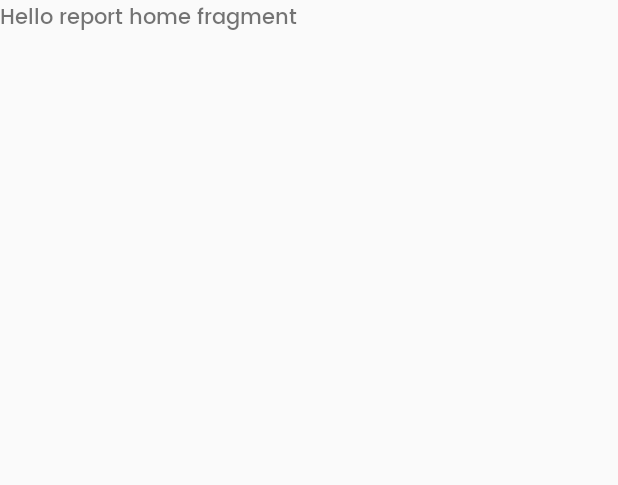
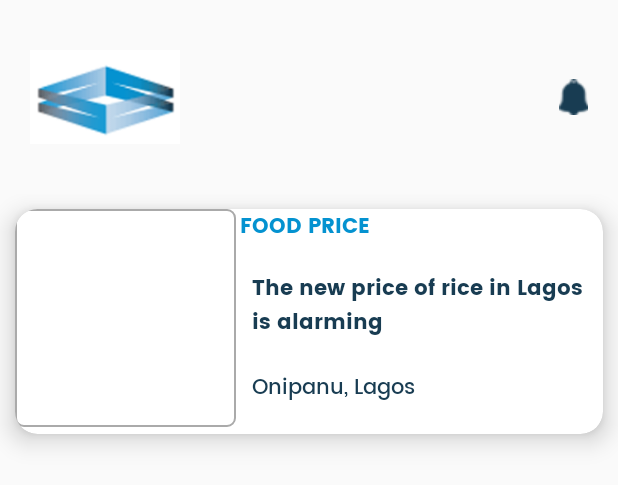
Before and after one commit to darothub/AndroidTemplate, an Android app: the layout fragment_report_home.xml on its own in the app's theme, with its tools: preview values and no code run, on a phone screen of 412 x 824 dp. Shown: the top 485 px of the screen. Run offline under Robolectric (Android 15) with nearby library versions, the light colour scheme and no system bars.

Commit message:
added recycler view to report home

```diff
--- a/app/build.gradle
+++ b/app/build.gradle
@@ -60,5 +60,8 @@ dependencies {
     //gson
     implementation "com.google.code.gson:gson:2.8.6"
 
+    //recyclerView
+    implementation "com.utsman.recycling:recycling:$versions.recycling"
+
 
 }
--- /dev/null
+++ b/app/src/main/res/drawable/ic_add_black.xml
@@ -0,0 +1,9 @@
+<vector xmlns:android="http://schemas.android.com/apk/res/android"
+        android:width="24dp"
+        android:height="24dp"
+        android:viewportWidth="24.0"
+        android:viewportHeight="24.0">
+    <path
+        android:fillColor="@color/colorPrimaryDark"
+        android:pathData="M12,2C6.48,2 2,6.48 2,12s4.48,10 10,10 10,-4.48 10,-10S17.52,2 12,2zM17,13h-4v4h-2v-4L7,13v-2h4L11,7h2v4h4v2z"/>
+</vector>
--- /dev/null
+++ b/app/src/main/res/drawable/shadow.xml
@@ -0,0 +1,7 @@
+<?xml version="1.0" encoding="utf-8"?>
+<shape xmlns:android="http://schemas.android.com/apk/res/android">
+    <gradient
+        android:startColor="#1F000000"
+        android:endColor="@android:color/transparent"
+        android:angle="90" />
+</shape>
--- a/app/src/main/res/layout/fragment_report.xml
+++ b/app/src/main/res/layout/fragment_report.xml
@@ -8,10 +8,10 @@
     android:fillViewport="true"
     tools:context=".ui.ReportFragment">
 
-    <!-- TODO: Update blank fragment layout -->
     <androidx.constraintlayout.widget.ConstraintLayout
         android:layout_width="match_parent"
-        android:layout_height="match_parent">
+        android:layout_height="match_parent"
+        android:clipChildren="false">
 
         <fragment
             android:id="@+id/fragment2"
@@ -35,6 +35,10 @@
             app:layout_constraintStart_toStartOf="parent"
             app:layout_constraintEnd_toEndOf="parent"
             app:menu="@menu/bottom_menu"
+            android:elevation="55dp"
+            android:background="@color/colorNeutral"
+
+
             />
     </androidx.constraintlayout.widget.ConstraintLayout>
 
--- a/app/src/main/res/layout/fragment_report_home.xml
+++ b/app/src/main/res/layout/fragment_report_home.xml
@@ -1,14 +1,59 @@
 <?xml version="1.0" encoding="utf-8"?>
-<FrameLayout xmlns:android="http://schemas.android.com/apk/res/android"
+<androidx.constraintlayout.widget.ConstraintLayout xmlns:android="http://schemas.android.com/apk/res/android"
+    xmlns:app="http://schemas.android.com/apk/res-auto"
     xmlns:tools="http://schemas.android.com/tools"
     android:layout_width="match_parent"
     android:layout_height="match_parent"
     tools:context=".ui.ReportHomeFragment">
+    <com.google.android.material.appbar.AppBarLayout
+        android:id="@+id/reportAppBar"
+        android:layout_width="match_parent"
+        android:layout_height="wrap_content"
+        android:background="@null"
+        app:layout_constraintTop_toTopOf="parent"
+        app:layout_constraintStart_toStartOf="parent"
+        app:layout_constraintEnd_toEndOf="parent"
+        app:elevation="0dp">
 
-    <!-- TODO: Update blank fragment layout -->
-    <TextView
-        android:layout_width="match_parent"
-        android:layout_height="match_parent"
-        android:text="@string/report_home_fragment" />
+        <androidx.appcompat.widget.Toolbar
+            android:id="@+id/reportToolbar"
+            android:layout_width="match_parent"
+            android:layout_height="wrap_content"
+            android:layout_marginStart="0dp"
+            app:titleTextColor="@android:color/black">
 
-</FrameLayout>
+            <RelativeLayout
+                android:layout_width="match_parent"
+                android:layout_height="wrap_content"
+                android:layout_margin="20dp"
+                >
+                <ImageView
+                    android:layout_width="100dp"
+                    android:layout_height="wrap_content"
+                    app:srcCompat="@drawable/applogo"
+                    android:layout_alignParentLeft="true"
+                    />
+                <ImageView
+                    android:layout_width="wrap_content"
+                    android:layout_height="wrap_content"
+                    app:srcCompat="@drawable/notification_icon"
+                    android:layout_alignParentRight="true"
+                    android:layout_centerVertical="true"
+                    android:clickable="true"
+                    android:focusable="true"
+                    />
+            </RelativeLayout>
+
+        </androidx.appcompat.widget.Toolbar>
+
+    </com.google.android.material.appbar.AppBarLayout>
+
+ <androidx.recyclerview.widget.RecyclerView
+     android:layout_width="match_parent"
+     android:layout_height="wrap_content"
+     app:layout_constraintTop_toBottomOf="@id/reportAppBar"
+     tools:listitem="@layout/report_item"
+     app:layout_constraintStart_toStartOf="parent"/>
+
+
+</androidx.constraintlayout.widget.ConstraintLayout>
--- /dev/null
+++ b/app/src/main/res/layout/report_item.xml
@@ -0,0 +1,74 @@
+<?xml version="1.0" encoding="utf-8"?>
+<androidx.constraintlayout.widget.ConstraintLayout xmlns:android="http://schemas.android.com/apk/res/android"
+    android:layout_width="match_parent"
+    android:layout_height="match_parent"
+    xmlns:app="http://schemas.android.com/apk/res-auto">
+    <androidx.cardview.widget.CardView
+        android:layout_width="match_parent"
+        android:layout_height="150dp"
+        android:layout_margin="10dp"
+        app:cardCornerRadius="15dp"
+        app:cardElevation="10dp"
+        app:layout_constraintStart_toStartOf="parent"
+        app:layout_constraintTop_toTopOf="parent"
+        app:layout_constraintEnd_toEndOf="parent">
+        <androidx.constraintlayout.widget.ConstraintLayout
+            android:layout_width="match_parent"
+            android:layout_height="match_parent">
+
+            <ImageView
+                android:id="@+id/reportImage"
+                android:layout_width="150dp"
+                android:layout_height="150dp"
+                app:layout_constraintTop_toTopOf="parent"
+                app:layout_constraintStart_toStartOf="parent"
+                app:layout_constraintBottom_toBottomOf="parent"
+                android:background="@drawable/rounded_border"
+                app:layout_constraintVertical_bias="0.1"/>
+            <TextView
+                android:id="@+id/reportTitle"
+                android:layout_width="wrap_content"
+                android:layout_height="wrap_content"
+                app:layout_constraintStart_toEndOf="@id/reportImage"
+                app:layout_constraintTop_toTopOf="parent"
+                android:text="@string/food_price"
+                android:textStyle="bold"
+                android:textColor="@color/colorPrimary"
+                />
+
+            <TextView
+                android:id="@+id/reportDetails"
+                android:layout_width="wrap_content"
+                android:layout_height="wrap_content"
+                app:layout_constraintStart_toEndOf="@id/reportImage"
+                app:layout_constraintTop_toBottomOf="@id/reportTitle"
+                app:layout_constraintBottom_toBottomOf="@id/reportImage"
+                app:layout_constraintEnd_toEndOf="parent"
+                android:text="@string/dummy_details"
+                android:textStyle="bold"
+                android:maxLines="3"
+                android:ems="10"
+                android:ellipsize="end"
+                app:layout_constraintVertical_bias=".22"
+                android:textColor="@color/colorPrimaryDark"
+                />
+            <TextView
+                android:id="@+id/reportLocation"
+                android:layout_width="wrap_content"
+                android:layout_height="wrap_content"
+                app:layout_constraintStart_toEndOf="@id/reportImage"
+                app:layout_constraintTop_toBottomOf="@id/reportDetails"
+                app:layout_constraintBottom_toBottomOf="@id/reportImage"
+                app:layout_constraintEnd_toEndOf="parent"
+                android:text="@string/location"
+                android:textStyle="normal"
+                android:ems="10"
+                android:ellipsize="end"
+                android:textColor="@color/colorPrimaryDark"
+                />
+
+        </androidx.constraintlayout.widget.ConstraintLayout>
+
+    </androidx.cardview.widget.CardView>
+
+</androidx.constraintlayout.widget.ConstraintLayout>
--- a/app/src/main/res/menu/bottom_menu.xml
+++ b/app/src/main/res/menu/bottom_menu.xml
@@ -9,7 +9,7 @@
     <item
         android:id="@+id/createReportFragment"
         android:title="Create"
-        android:icon="@drawable/create_icon"/>
+        android:icon="@drawable/ic_add_black"/>
 
     <item
         android:id="@+id/profileFragment"
--- a/app/src/main/res/navigation/nav_graph.xml
+++ b/app/src/main/res/navigation/nav_graph.xml
@@ -47,23 +47,5 @@
         android:name="com.anapfoundation.covid_19volunteerapp.ui.ReportFragment"
         android:label="fragment_report"
         tools:layout="@layout/fragment_report" />
-    <navigation
-        android:id="@+id/navigation"
-        app:startDestination="@id/reportHomeFragment2" >
-        <fragment
-            android:id="@+id/reportHomeFragment2"
-            android:name="com.anapfoundation.covid_19volunteerapp.ui.ReportHomeFragment"
-            android:label="fragment_report_home"
-            tools:layout="@layout/fragment_report_home" />
-        <fragment
-            android:id="@+id/createReportFragment2"
-            android:name="com.anapfoundation.covid_19volunteerapp.ui.CreateReportFragment"
-            android:label="fragment_create_report"
-            tools:layout="@layout/fragment_create_report" />
-        <fragment
-            android:id="@+id/profileFragment2"
-            android:name="com.anapfoundation.covid_19volunteerapp.ui.ProfileFragment"
-            android:label="fragment_profile"
-            tools:layout="@layout/fragment_profile" />
-    </navigation>
+    <include app:graph="@navigation/nav_graph2" />
 </navigation>
--- a/app/src/main/res/values/strings.xml
+++ b/app/src/main/res/values/strings.xml
@@ -27,4 +27,7 @@
     <string name="save_text">Save</string>
     <string name="profile_fragment">Hello profile fragment</string>
     <string name="report_home_fragment">Hello report home fragment</string>
+    <string name="food_price">FOOD PRICE</string>
+    <string name="dummy_details">The new price of rice in Lagos is alarming</string>
+    <string name="location">Onipanu, Lagos</string>
 </resources>
--- a/versions.gradle
+++ b/versions.gradle
@@ -7,4 +7,5 @@ ext.versions = [
         orhanobut                     : "2.2.0",
         textinput                     : "1.0.3",
         powerspinner                  : "1.0.7",
+        recycling                     : "1.3.8",
 ]
```
Also changed, not shown: app/src/main/res/drawable/applogo.png (added), app/src/main/res/drawable/notification_icon.png (added), app/src/main/res/drawable/notification_icon_active.png (added).
